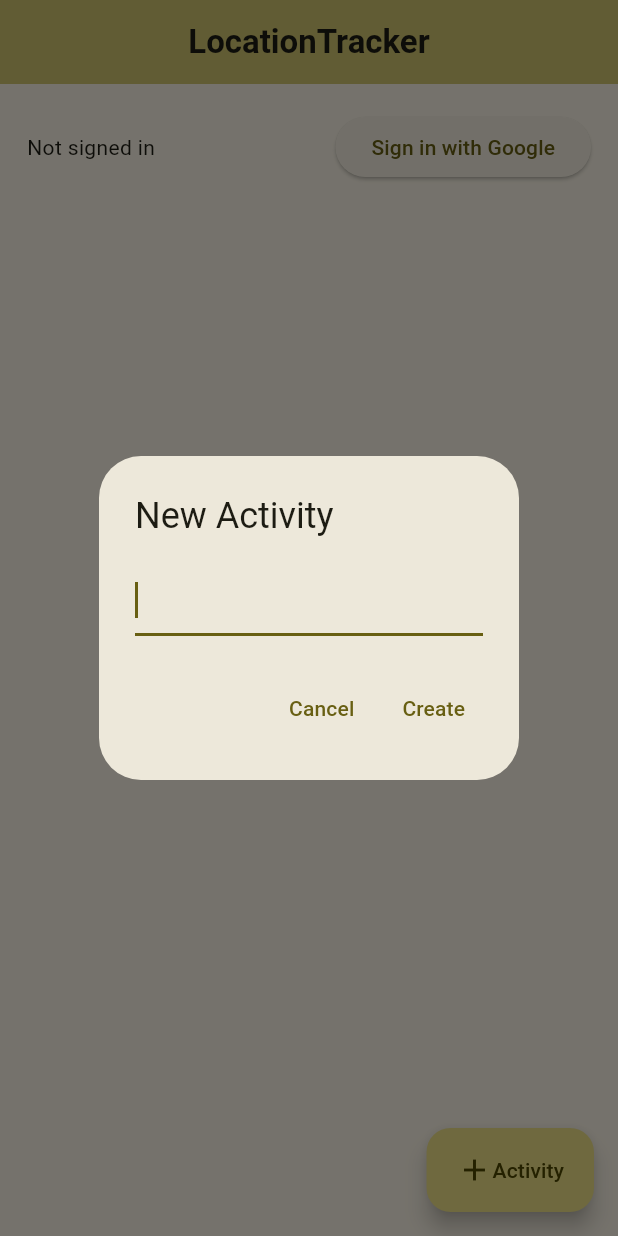
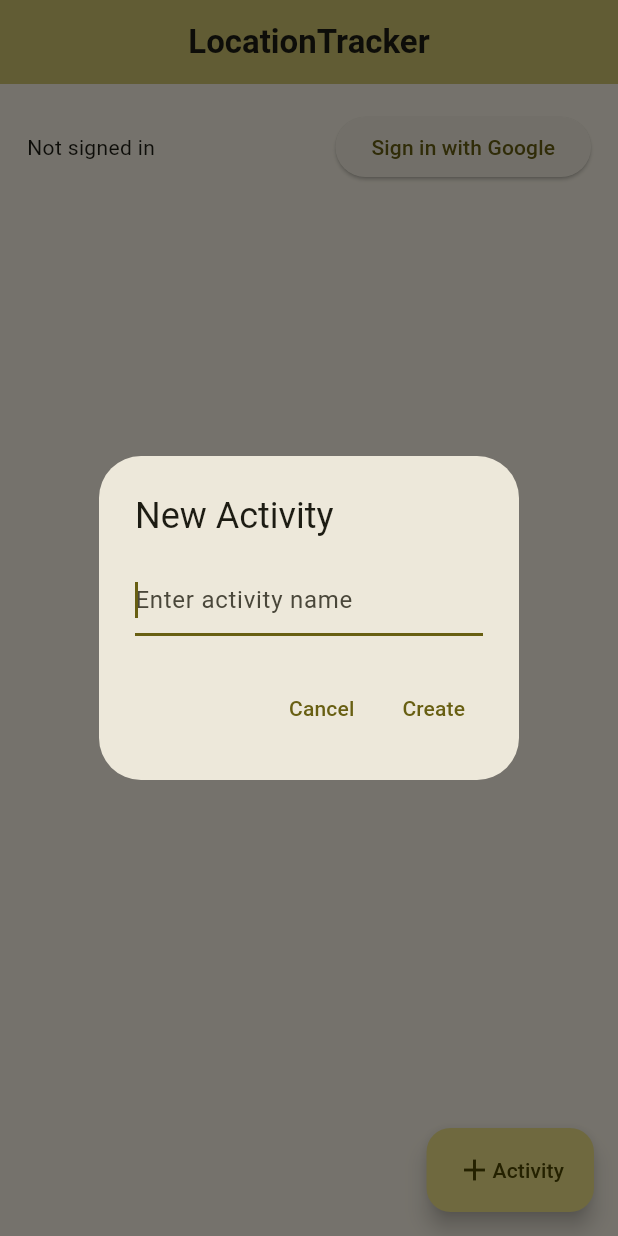
Before and after one commit to gibbiX12345/mad-location-tracker, a Flutter app: the screen it shows after launch, after a tap on "Activity", on a phone screen of 412 x 824 dp. Run offline on Flutter 3.47's test engine with Material 3 defaults, Android fonts, the phone set to English and light mode, and no system bars; our stand-ins replace cloud_firestore, firebase_analytics, firebase_auth, firebase_core, google_maps_flutter, google_sign_in and 1 more; missing offline and left inert: background_location, flutter_config; accounts and stored records are empty.

Commit message:
feat: add hint for new activity input field

```diff
--- a/lib/main.dart
+++ b/lib/main.dart
@@ -196,7 +196,8 @@ class _ListViewState extends State<ListView>
     return list;
   }
 
-  void _showRenameActivityDialog(activity, TextEditingController renameFieldController) {
+  void _showRenameActivityDialog(
+      activity, TextEditingController renameFieldController) {
     showDialog(
       context: context,
       builder: (context) => AlertDialog(
@@ -208,8 +209,7 @@ class _ListViewState extends State<ListView>
           ),
           TextButton(
             onPressed: () {
-              _updateActivity(
-                  activity["id"], renameFieldController.text);
+              _updateActivity(activity["id"], renameFieldController.text);
               Navigator.pop(context);
             },
             child: const Text("Save"),
@@ -313,6 +313,9 @@ class _ListViewState extends State<ListView>
         content: SingleChildScrollView(
           child: TextFormField(
             autofocus: true,
+            decoration: const InputDecoration(
+                hintText: 'Enter activity name',
+                border: UnderlineInputBorder()),
             controller: activityNameController,
           ),
         ),
```
